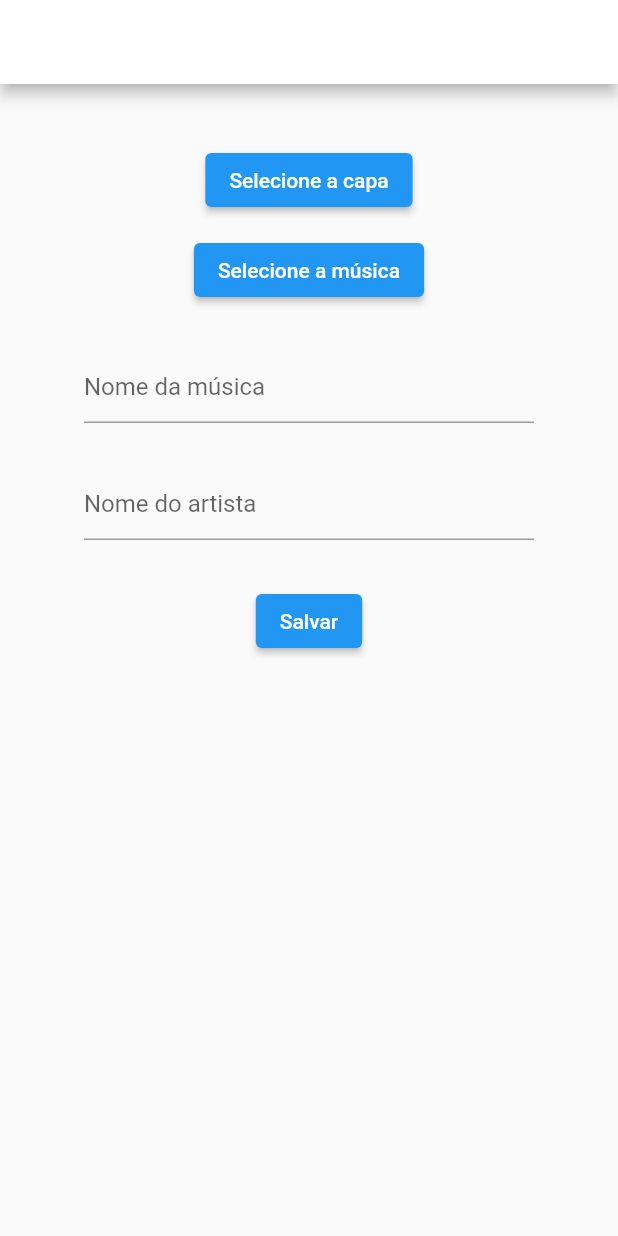
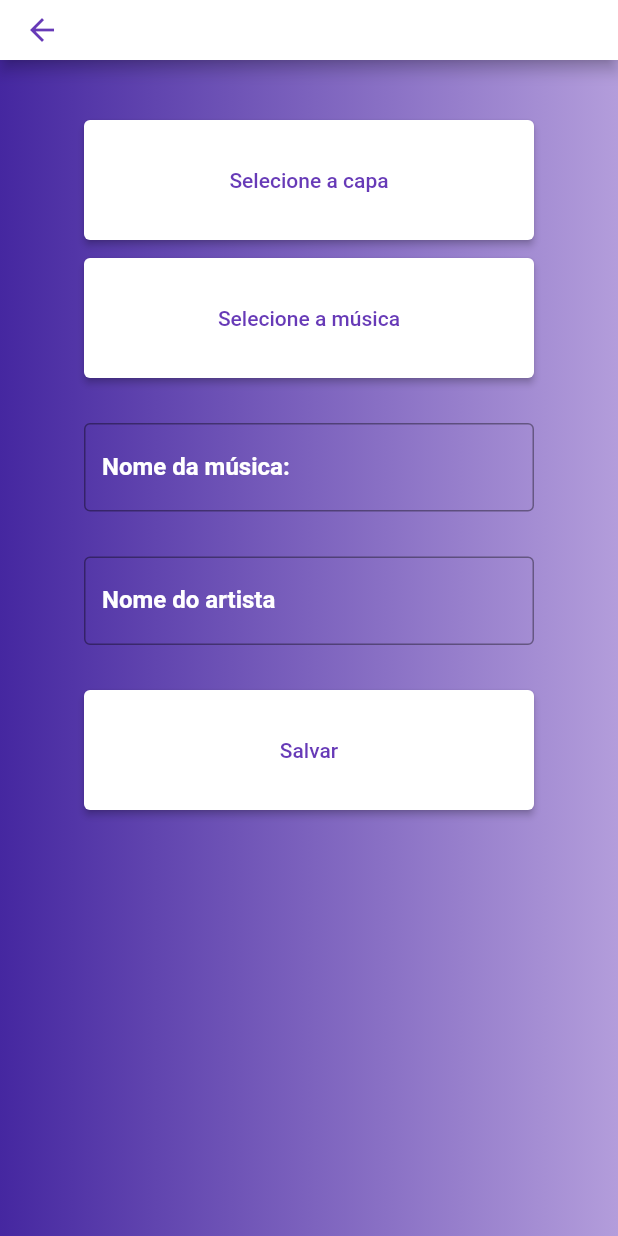
Before and after one commit to Guif98/Spotifera-Music-Player-in-Flutter-, a Flutter app: the screen it shows after launch, after a tap on the "add to photos" icon, on a phone screen of 412 x 824 dp. Run offline on Flutter 3.47's test engine with Material 2 defaults, Android fonts, the phone set to English and light mode, and no system bars; our stand-ins replace audioplayers, cloud_firestore, file_picker, firebase_storage; accounts and stored records are empty; network calls fail.

Commit message:
Finished upload screen

```diff
--- a/lib/music_app.dart
+++ b/lib/music_app.dart
@@ -1,5 +1,4 @@
 import 'dart:async';
-
 import 'package:audioplayers/audio_cache.dart';
 import 'package:audioplayers/audioplayers.dart';
 import 'package:flutter/material.dart';
@@ -23,7 +22,6 @@ class _MusicAppState extends State<MusicApp> {
 
   void getAudio() async {
     var url = widget.audio_url;
-
     if (playing) {
       var res = await audioPlayer.pause();
       if (res == 1) {
@@ -46,7 +44,7 @@ class _MusicAppState extends State<MusicApp> {
 
   Widget slider() {
     return Container(
-      width: 260.0,
+      width: 300.0,
       child: Slider.adaptive(
         activeColor: Colors.deepPurple[900],
         inactiveColor: Colors.grey[600],
@@ -87,6 +85,7 @@ class _MusicAppState extends State<MusicApp> {
   Widget build(BuildContext context) {
     return Scaffold(
       appBar: AppBar(
+        automaticallyImplyLeading: false,
         iconTheme: IconThemeData(
           color: Colors.deepPurple,
         ),
@@ -96,13 +95,13 @@ class _MusicAppState extends State<MusicApp> {
         actions: [
           IconButton(
             onPressed: () {
-              Navigator.of(context).pushNamed('/browser');
+              Navigator.pop(context);
             },
             icon: Icon(Icons.home),
           ),
         ],
         backgroundColor: Colors.white,
-        toolbarHeight: 40.0,
+        toolbarHeight: 50.0,
       ),
       body: Container(
         width: double.infinity,
@@ -147,29 +146,27 @@ class _MusicAppState extends State<MusicApp> {
                   ),
                 ),
                 SizedBox(
-                  height: 44.0,
+                  height: 100.0,
                 ),
                 Center(
                   child: Container(
-                    width: 200.0,
-                    height: 200.0,
-                    decoration: BoxDecoration(
-                      image: DecorationImage(
-                        image: NetworkImage(widget.image_url.toString()),
-                      ),
-                      borderRadius: BorderRadius.circular(30.0),
+                    width: 250.0,
+                    height: 250.0,
+                    child: FittedBox(
+                      fit: BoxFit.cover,
+                      child: Image.network(widget.image_url),
                     ),
                   ),
                 ),
                 SizedBox(
-                  height: 10.0,
+                  height: 60.0,
                 ),
                 Center(
                   child: Text(
                     widget.song_name,
                     style: TextStyle(
                       color: Colors.white,
-                      fontSize: 18.0,
+                      fontSize: 26.0,
                       fontWeight: FontWeight.bold,
                     ),
                   ),
@@ -182,13 +179,13 @@ class _MusicAppState extends State<MusicApp> {
                     widget.artist_name,
                     style: TextStyle(
                       color: Colors.white,
-                      fontSize: 12.0,
+                      fontSize: 18.0,
                       fontWeight: FontWeight.bold,
                     ),
                   ),
                 ),
                 SizedBox(
-                  height: 20.0,
+                  height: 50.0,
                 ),
                 Expanded(
                   child: Container(
@@ -231,13 +228,16 @@ class _MusicAppState extends State<MusicApp> {
                             mainAxisAlignment: MainAxisAlignment.center,
                             crossAxisAlignment: CrossAxisAlignment.center,
                             children: [
-                              IconButton(
+                              Padding(
+                                padding: EdgeInsets.only(right: 20.0),
+                                child: IconButton(
                                   onPressed: () {},
                                   icon: Icon(
                                     Icons.skip_previous_sharp,
                                   ),
                                   iconSize: 40.0,
                                   color: Colors.deepPurple,
+                                ),
                               ),
                               InkWell(
                                 onTap: () {
@@ -251,15 +251,16 @@ class _MusicAppState extends State<MusicApp> {
                                   color: Colors.deepPurple,
                                 ),
                               ),
-                              IconButton(
+                              Padding(
+                                padding: EdgeInsets.only(left: 20.0),
+                                child: IconButton(
                                   icon: Icon(
                                     Icons.skip_next_sharp,
                                   ),
                                   iconSize: 40.0,
                                   color: Colors.deepPurple,
-                                onPressed: () {
-                                  print(widget.audio_url);
-                                },
+                                  onPressed: () {},
+                                ),
                               ),
                             ],
                           ),
--- a/lib/view/browser_page.dart
+++ b/lib/view/browser_page.dart
@@ -27,10 +27,14 @@ class _BrowserPageState extends State<BrowserPage> {
         } else {
           return Scaffold(
             appBar: AppBar(
+              automaticallyImplyLeading: false,
               iconTheme: IconThemeData(
                 color: Colors.deepPurple,
               ),
-              toolbarHeight: 40.0,
+              actionsIconTheme: IconThemeData(
+                color: Colors.deepPurple,
+              ),
+              toolbarHeight: 50.0,
               backgroundColor: Colors.white,
               actions: [
                 IconButton(
@@ -38,6 +42,7 @@ class _BrowserPageState extends State<BrowserPage> {
                     Navigator.of(context).pushNamed('/upload');
                   },
                   icon: Icon(Icons.add_to_photos_rounded),
+                  color: Colors.deepPurple,
                 ),
               ],
             ),
@@ -78,10 +83,15 @@ class _BrowserPageState extends State<BrowserPage> {
                           children: [
                             Column(
                               children: [
-                                Image.network(
-                                  snapshot.data[index].data["image_url"],
-                                  width: 80,
-                                  height: 80,
+                                Container(
+                                  width: 150,
+                                  height: 150,
+                                  child: FittedBox(
+                                    fit: BoxFit.fill,
+                                    child: Image.network(
+                                      snapshot.data[index].data["image_url"],
+                                    ),
+                                  ),
                                 ),
                               ],
                             ),
@@ -92,7 +102,7 @@ class _BrowserPageState extends State<BrowserPage> {
                                   Text(
                                     snapshot.data[index].data["song_name"],
                                     style: TextStyle(
-                                      fontSize: 15.0,
+                                      fontSize: 20.0,
                                       color: Colors.white,
                                       fontWeight: FontWeight.bold,
                                     ),
--- a/lib/view/upload_music.dart
+++ b/lib/view/upload_music.dart
@@ -73,35 +73,61 @@ class _UploadMusicState extends State<UploadMusic> {
   Widget build(BuildContext context) {
     return Scaffold(
       appBar: AppBar(
+        iconTheme: IconThemeData(
+          color: Colors.deepPurple,
+        ),
         backgroundColor: Colors.white,
         actionsIconTheme: IconThemeData(
           color: Colors.deepPurple,
         ),
+        toolbarHeight: 40,
       ),
-      body: ListView(
+      body: Container(
+        width: double.infinity,
+        decoration: BoxDecoration(
+          gradient: LinearGradient(
+            colors: [
+              Colors.deepPurple[800],
+              Colors.deepPurple[200],
+            ],
+          ),
+        ),
+        child: ListView(
           children: [
             Padding(
               padding: EdgeInsets.only(top: 40),
               child: Column(
                 children: <Widget>[
-                ElevatedButton(
+                  SizedBox(
+                    width: 300.0,
+                    height: 80.0,
+                    child: ElevatedButton(
+                      style: ElevatedButton.styleFrom(
+                        primary: Colors.white,
+                      ),
                       onPressed: () => selectImage(),
-                  child: Text("Selecione a capa"),
+                      child: Text(
+                        "Selecione a capa",
+                        style: TextStyle(
+                          color: Colors.deepPurple,
+                        ),
+                      ),
+                    ),
                   ),
                   Padding(
                     padding: EdgeInsets.only(top: 12.0),
+                    child: SizedBox(
+                      width: 300.0,
+                      height: 80.0,
                       child: ElevatedButton(
+                        style: ElevatedButton.styleFrom(primary: Colors.white),
                         onPressed: () => selectSong(),
-                    child: Text("Selecione a música"),
+                        child: Text(
+                          "Selecione a música",
+                          style: TextStyle(
+                            color: Colors.deepPurple,
                           ),
                         ),
-                Padding(
-                  padding: EdgeInsets.only(top: 30.0),
-                  child: Container(
-                    width: 300,
-                    child: TextField(
-                      controller: songname,
-                      decoration: InputDecoration(hintText: "Nome da música"),
                       ),
                     ),
                   ),
@@ -110,16 +136,59 @@ class _UploadMusicState extends State<UploadMusic> {
                     child: Container(
                       width: 300,
                       child: TextField(
-                      controller: artistname,
-                      decoration: InputDecoration(hintText: "Nome do artista"),
+                        style: TextStyle(
+                          fontWeight: FontWeight.bold,
+                          color: Colors.white,
+                        ),
+                        textAlign: TextAlign.center,
+                        controller: songname,
+                        decoration: InputDecoration(
+                          labelText: 'Nome da música:',
+                          labelStyle: TextStyle(
+                            color: Colors.white,
+                          ),
+                          border: OutlineInputBorder(),
+                        ),
                       ),
                     ),
                   ),
                   Padding(
                     padding: EdgeInsets.only(top: 30.0),
+                    child: Container(
+                      width: 300,
+                      child: TextField(
+                        style: TextStyle(
+                          fontWeight: FontWeight.bold,
+                          color: Colors.white,
+                        ),
+                        controller: artistname,
+                        decoration: InputDecoration(
+                          labelText: 'Nome do artista',
+                          labelStyle: TextStyle(
+                            color: Colors.white,
+                          ),
+                          border: OutlineInputBorder(),
+                        ),
+                      ),
+                    ),
+                  ),
+                  Padding(
+                    padding: EdgeInsets.only(top: 30.0),
+                    child: SizedBox(
+                      width: 300.0,
+                      height: 80.0,
                       child: ElevatedButton(
+                        style: ElevatedButton.styleFrom(
+                          primary: Colors.white,
+                        ),
                         onPressed: () => finalUpload(),
-                    child: Text('Salvar'),
+                        child: Text(
+                          'Salvar',
+                          style: TextStyle(
+                            color: Colors.deepPurple,
+                          ),
+                        ),
+                      ),
                     ),
                   ),
                 ],
@@ -127,6 +196,7 @@ class _UploadMusicState extends State<UploadMusic> {
             ),
           ],
         ),
+      ),
     );
   }
 }
```
Lines whose indentation alone changed are shown as unchanged.
